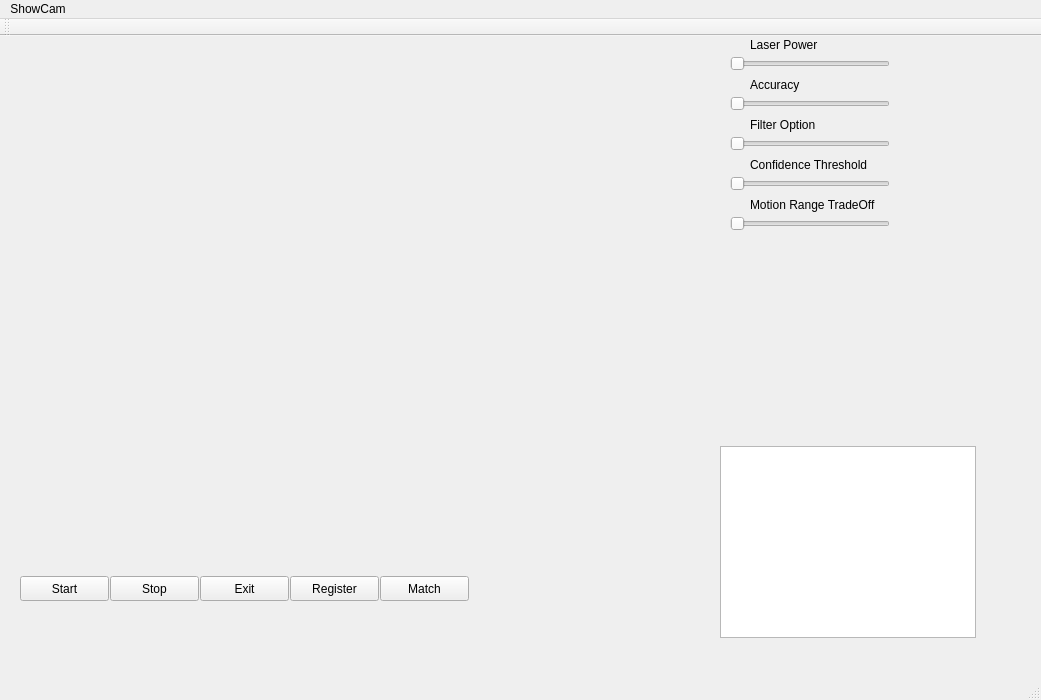
Qt form mainwindow.ui (yvodelaere/QtRealSense) before a commit.
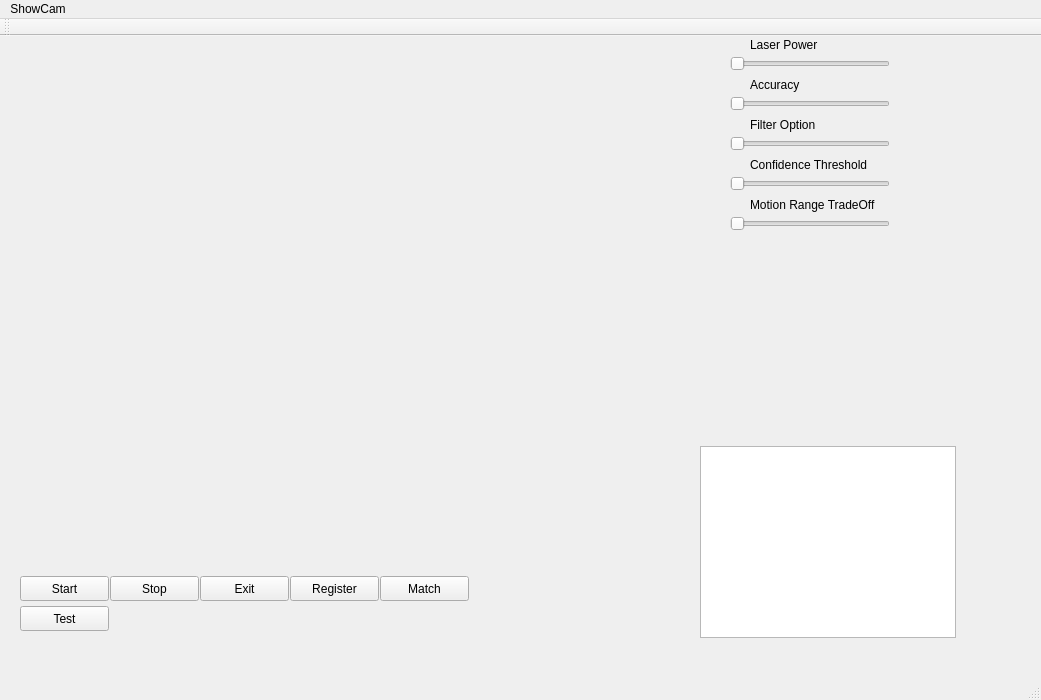
The same form after that commit.

What changed in the file:
```diff
--- a/mainwindow.ui
+++ b/mainwindow.ui
@@ -251,7 +251,7 @@
    <widget class="QTextBrowser" name="textBrowser">
     <property name="geometry">
      <rect>
-      <x>720</x>
+      <x>700</x>
       <y>410</y>
       <width>256</width>
       <height>192</height>
@@ -271,6 +271,19 @@
      <string>Match</string>
     </property>
    </widget>
+   <widget class="QPushButton" name="testBtn">
+    <property name="geometry">
+     <rect>
+      <x>20</x>
+      <y>570</y>
+      <width>89</width>
+      <height>25</height>
+     </rect>
+    </property>
+    <property name="text">
+     <string>Test</string>
+    </property>
+   </widget>
   </widget>
   <widget class="QMenuBar" name="menuBar">
    <property name="geometry">
```
